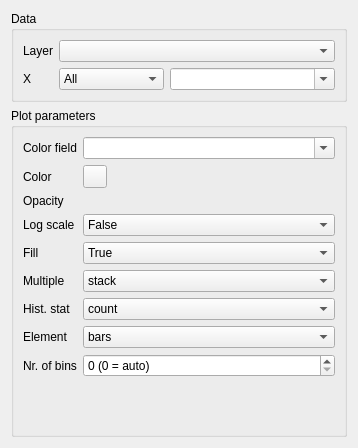
Qt form eis_qgis_plugin/resources/ui/explore/wizard_plot_histogram.ui (GispoCoding/eis_qgis_plugin) before a commit.
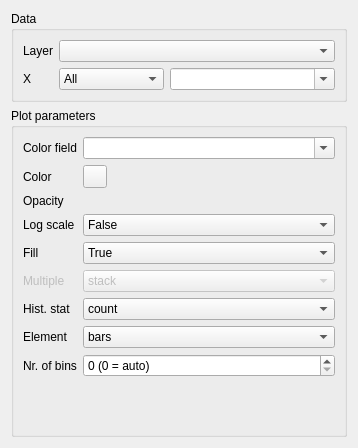
The same form after that commit. Custom widgets are drawn as their Qt base class.

Commit message: Disable multiple option from some plots since it is not in use

```diff
--- a/eis_qgis_plugin/resources/ui/explore/wizard_plot_histogram.ui
+++ b/eis_qgis_plugin/resources/ui/explore/wizard_plot_histogram.ui
@@ -200,6 +200,9 @@
       </item>
       <item row="5" column="0">
        <widget class="QLabel" name="label_117">
+        <property name="enabled">
+         <bool>false</bool>
+        </property>
         <property name="text">
          <string>Multiple</string>
         </property>
@@ -207,6 +210,9 @@
       </item>
       <item row="5" column="1">
        <widget class="QComboBox" name="multiple">
+        <property name="enabled">
+         <bool>false</bool>
+        </property>
         <item>
          <property name="text">
           <string>stack</string>
```
The commit also changes 1 other file.
